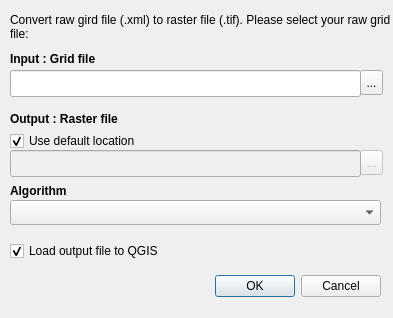
This is safe_qgis/converter_dialog_base.ui in inasafe/inasafe as Qt 5 draws it before an edit. The edited form follows.
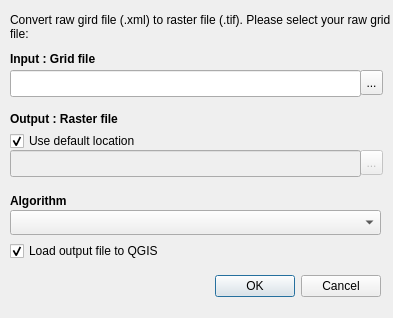
This is the edited form.

Patch:
```diff
--- a/safe_qgis/converter_dialog_base.ui
+++ b/safe_qgis/converter_dialog_base.ui
@@ -186,7 +186,7 @@
    <property name="geometry">
     <rect>
      <x>10</x>
-     <y>200</y>
+     <y>210</y>
      <width>371</width>
      <height>25</height>
     </rect>
@@ -199,7 +199,7 @@
    <property name="geometry">
     <rect>
      <x>10</x>
-     <y>180</y>
+     <y>190</y>
      <width>371</width>
      <height>21</height>
     </rect>
```
Left out of the diff: 34 changed lines with no effect on the pictures.
